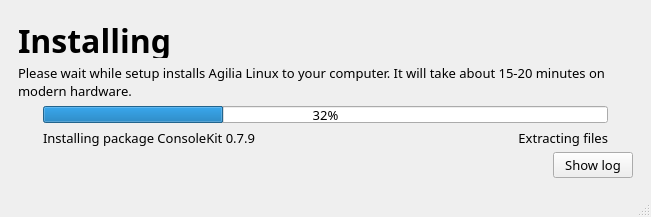
The window that guiinstaller/guisetup_exec/mainwindow.ui (aix27249/mpkg) describes before a commit, drawn with Qt 5.
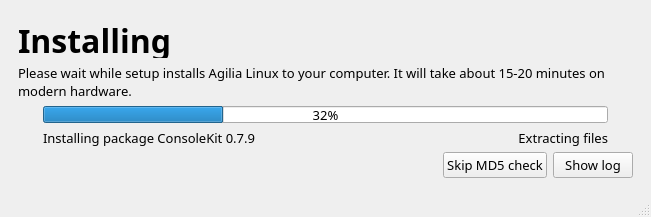
The same window after the commit. Icons and pictures are not drawn.

```diff
--- a/guiinstaller/guisetup_exec/mainwindow.ui
+++ b/guiinstaller/guisetup_exec/mainwindow.ui
@@ -218,6 +218,13 @@
             </property>
            </spacer>
           </item>
+          <item>
+           <widget class="QPushButton" name="skipMD5Button">
+            <property name="text">
+             <string>Skip MD5 check</string>
+            </property>
+           </widget>
+          </item>
           <item>
            <widget class="QPushButton" name="showLogButton">
             <property name="text">
```
